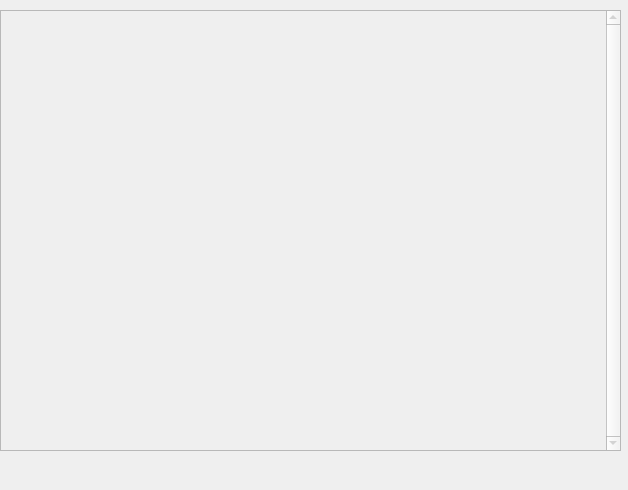
donarturo11/QBrainwaveOSC, file src/MainWindow/MonitorWidget/RfCommMonitor.ui: the form before one commit.
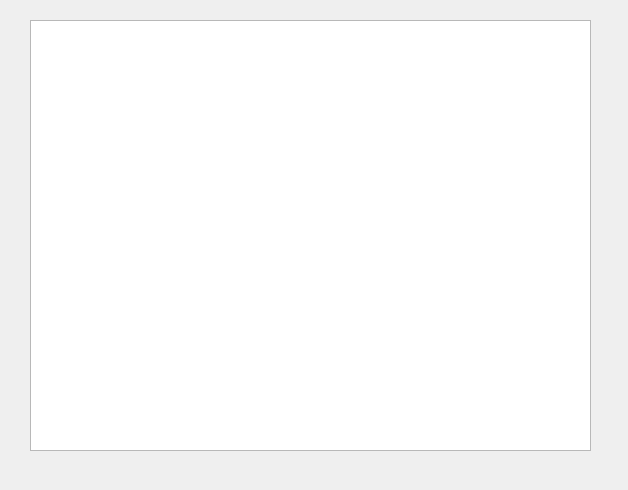
The form after the commit.

Commit message: Improve monitor GUI properties

What changed in the file:
```diff
--- a/src/MainWindow/MonitorWidget/RfCommMonitor.ui
+++ b/src/MainWindow/MonitorWidget/RfCommMonitor.ui
@@ -3,7 +3,7 @@
  <class>RfCommMonitor</class>
  <widget class="QWidget" name="RfCommMonitor">
   <property name="enabled">
-   <bool>false</bool>
+   <bool>true</bool>
   </property>
   <property name="geometry">
    <rect>
@@ -19,26 +19,26 @@
   <property name="autoFillBackground">
    <bool>true</bool>
   </property>
-  <widget class="QTextEdit" name="status_text">
+  <widget class="QTextBrowser" name="status_text">
    <property name="enabled">
     <bool>true</bool>
    </property>
    <property name="geometry">
     <rect>
-     <x>0</x>
-     <y>10</y>
-     <width>621</width>
-     <height>441</height>
+     <x>30</x>
+     <y>20</y>
+     <width>561</width>
+     <height>431</height>
     </rect>
    </property>
    <property name="cursor" stdset="0">
     <cursorShape>IBeamCursor</cursorShape>
    </property>
-   <property name="verticalScrollBarPolicy">
-    <enum>Qt::ScrollBarAlwaysOn</enum>
+   <property name="mouseTracking">
+    <bool>false</bool>
    </property>
-   <property name="sizeAdjustPolicy">
-    <enum>QAbstractScrollArea::AdjustToContents</enum>
+   <property name="focusPolicy">
+    <enum>Qt::NoFocus</enum>
    </property>
    <property name="readOnly">
     <bool>true</bool>
```
Left out of the diff: 6 changed lines with no effect on the pictures. The commit also changes 1 other file.
